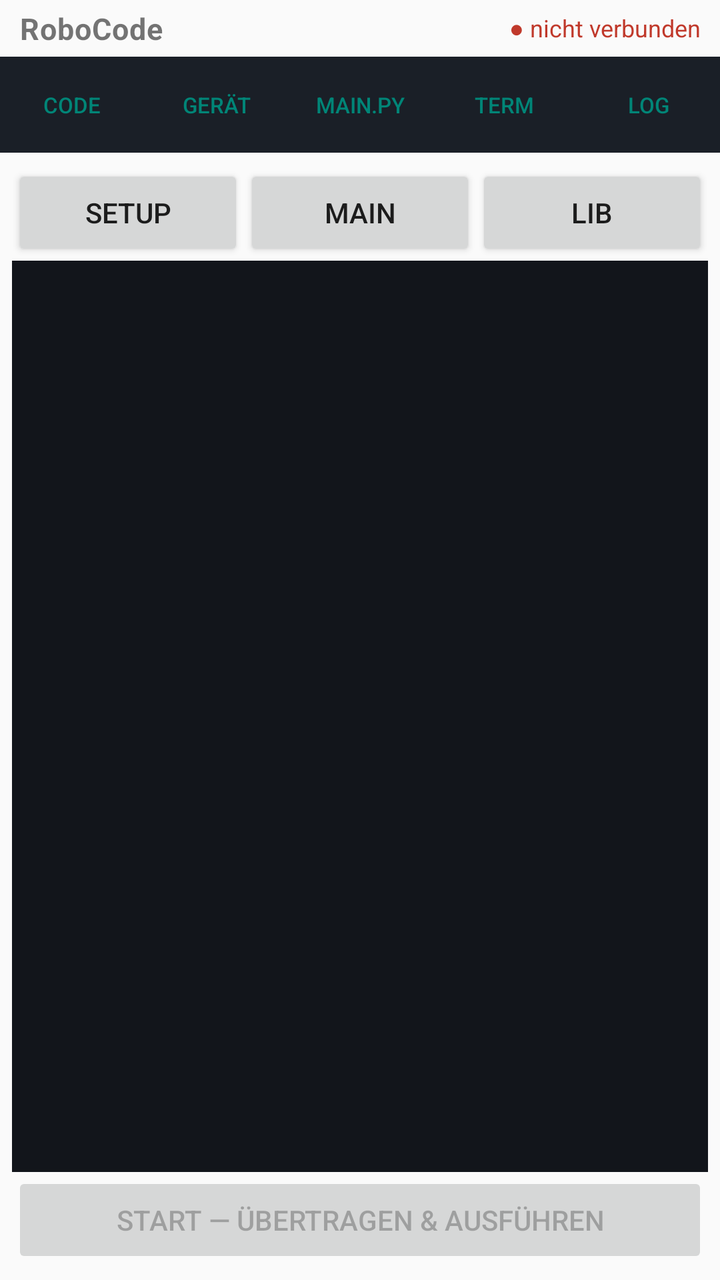
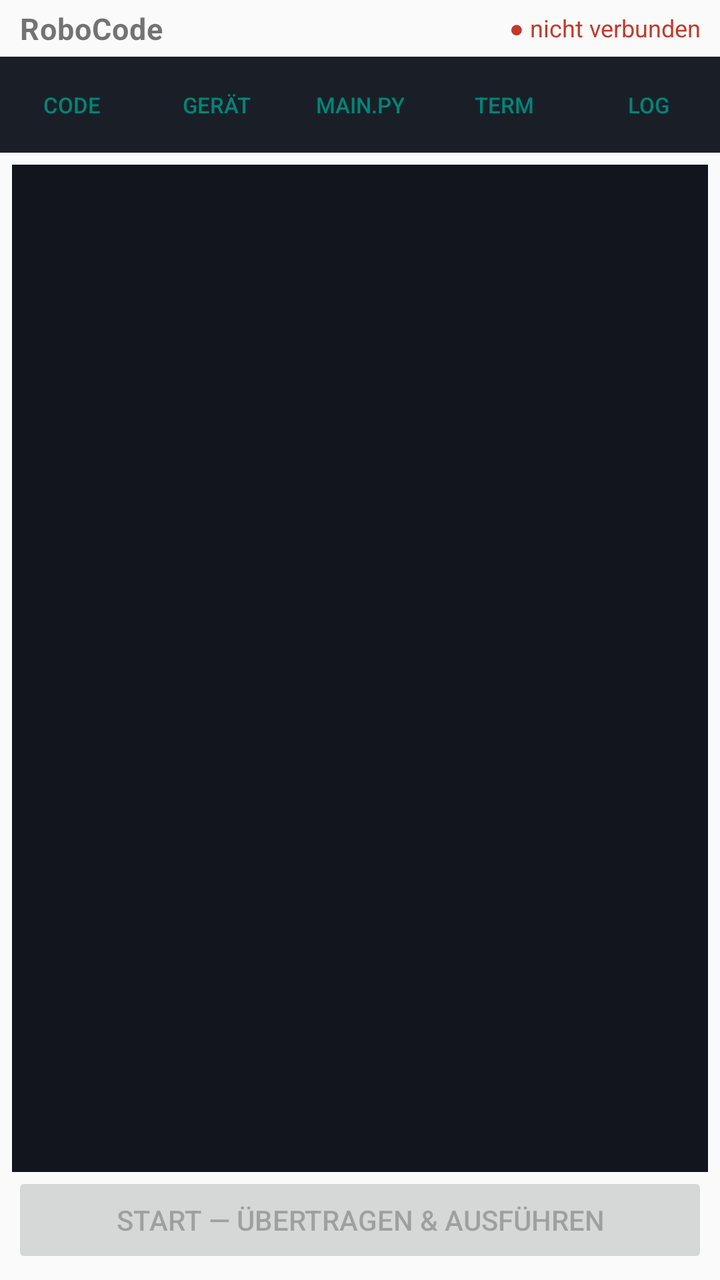

Screens rendered from an Android XML layout before and after an edit, with the pre-edit source and the edit as a unified diff.
<!-- AndroidManifest.xml: application theme Theme.AppCompat.DayNight -->
<!-- res/layout/activity_main.xml -->
<?xml version="1.0" encoding="utf-8"?>
<LinearLayout xmlns:android="http://schemas.android.com/apk/res/android"
    android:layout_width="match_parent"
    android:layout_height="match_parent"
    android:orientation="vertical">

    
    <LinearLayout
        android:layout_width="match_parent"
        android:layout_height="wrap_content"
        android:orientation="horizontal"
        android:gravity="center_vertical"
        android:paddingStart="10dp"
        android:paddingEnd="10dp"
        android:paddingTop="4dp"
        android:paddingBottom="4dp">

        <TextView
            android:layout_width="wrap_content"
            android:layout_height="wrap_content"
            android:text="RoboCode"
            android:textSize="15sp"
            android:textStyle="bold"
            android:letterSpacing="0.02" />

        <TextView android:id="@+id/txtStatus"
            android:layout_width="0dp"
            android:layout_weight="1"
            android:layout_height="wrap_content"
            android:gravity="end"
            android:textSize="12sp"
            android:text="● nicht verbunden"
            android:textColor="#c0392b" />
    </LinearLayout>

    
    <LinearLayout
        android:layout_width="match_parent"
        android:layout_height="wrap_content"
        android:orientation="horizontal"
        android:background="#1a1f27">

        <Button android:id="@+id/navCode" style="?android:attr/buttonBarButtonStyle"
            android:layout_width="0dp" android:layout_weight="1" android:layout_height="wrap_content"
            android:text="Code" android:textSize="11sp" android:padding="2dp" android:singleLine="true" />
        <Button android:id="@+id/navDevice" style="?android:attr/buttonBarButtonStyle"
            android:layout_width="0dp" android:layout_weight="1" android:layout_height="wrap_content"
            android:text="Gerät" android:textSize="11sp" android:padding="2dp" android:singleLine="true" />
        <Button android:id="@+id/navMain" style="?android:attr/buttonBarButtonStyle"
            android:layout_width="0dp" android:layout_weight="1" android:layout_height="wrap_content"
            android:text="main.py" android:textSize="11sp" android:padding="2dp" android:singleLine="true" />
        <Button android:id="@+id/navTerminal" style="?android:attr/buttonBarButtonStyle"
            android:layout_width="0dp" android:layout_weight="1" android:layout_height="wrap_content"
            android:text="Term" android:textSize="11sp" android:padding="2dp" android:singleLine="true" />
        <Button android:id="@+id/navLog" style="?android:attr/buttonBarButtonStyle"
            android:layout_width="0dp" android:layout_weight="1" android:layout_height="wrap_content"
            android:text="Log" android:textSize="11sp" android:padding="2dp" android:singleLine="true" />
    </LinearLayout>

    
    <LinearLayout android:id="@+id/panelCode"
        android:layout_width="match_parent"
        android:layout_height="0dp"
        android:layout_weight="1"
        android:orientation="vertical"
        android:padding="6dp">

        <LinearLayout android:layout_width="match_parent" android:layout_height="wrap_content"
            android:orientation="horizontal">
            <Button android:id="@+id/tabSetup" style="?android:attr/buttonStyleSmall"
                android:layout_width="0dp" android:layout_weight="1" android:layout_height="wrap_content"
                android:text="SETUP" />
            <Button android:id="@+id/tabMain" style="?android:attr/buttonStyleSmall"
                android:layout_width="0dp" android:layout_weight="1" android:layout_height="wrap_content"
                android:text="MAIN" />
            <Button android:id="@+id/tabLib" style="?android:attr/buttonStyleSmall"
                android:layout_width="0dp" android:layout_weight="1" android:layout_height="wrap_content"
                android:text="LIB" />
        </LinearLayout>

        <HorizontalScrollView android:layout_width="match_parent" android:layout_height="wrap_content">
            <LinearLayout android:id="@+id/palette"
                android:layout_width="wrap_content" android:layout_height="wrap_content"
                android:orientation="horizontal" />
        </HorizontalScrollView>

        <EditText android:id="@+id/editor"
            android:layout_width="match_parent" android:layout_height="0dp" android:layout_weight="1"
            android:gravity="top|start"
            android:inputType="textMultiLine|textNoSuggestions"
            android:fontFamily="monospace" android:textSize="13sp"
            android:importantForAutofill="no"
            android:background="#12151b" android:textColor="#e6e9ef" android:padding="6dp" />

        <Button android:id="@+id/btnStart"
            android:layout_width="match_parent" android:layout_height="wrap_content"
            android:text="Start — übertragen &amp; ausführen" android:enabled="false" />
    </LinearLayout>

    
    <LinearLayout android:id="@+id/panelDevice"
        android:layout_width="match_parent"
        android:layout_height="0dp"
        android:layout_weight="1"
        android:orientation="vertical"
        android:padding="12dp"
        android:visibility="gone">

        <TextView android:id="@+id/txtDeviceInfo"
            android:layout_width="match_parent" android:layout_height="wrap_content"
            android:textSize="14sp" android:paddingBottom="10dp"
            android:text="Noch nicht verbunden." />

        <Button android:id="@+id/btnConnect"
            android:layout_width="match_parent" android:layout_height="wrap_content"
            android:text="Verbinden &amp; prüfen" />
        <Button android:id="@+id/btnInstall"
            android:layout_width="match_parent" android:layout_height="wrap_content"
            android:text="MicroPython installieren" android:enabled="false" />

        <LinearLayout android:layout_width="match_parent" android:layout_height="wrap_content"
            android:orientation="horizontal" android:gravity="center_vertical" android:paddingTop="10dp">
            <TextView android:layout_width="wrap_content" android:layout_height="wrap_content"
                android:text="Board (autom.):" android:paddingEnd="6dp" />
            <Spinner android:id="@+id/spinnerBoard"
                android:layout_width="0dp" android:layout_weight="1" android:layout_height="wrap_content" />
        </LinearLayout>

        <TextView android:layout_width="match_parent" android:layout_height="wrap_content"
            android:textSize="11sp" android:textColor="#8a93a2" android:paddingTop="10dp"
            android:text="Zum Installieren den ESP32 per BOOT/EN in den Download-Modus bringen (die App sagt es an). Das Board wird beim Verbinden automatisch erkannt; der Regler ist nur zur Korrektur." />

        <Button android:id="@+id/btnInfo" style="?android:attr/buttonStyleSmall"
            android:layout_width="wrap_content" android:layout_height="wrap_content"
            android:layout_marginTop="16dp"
            android:text="ℹ Info &amp; Lizenzen" />
    </LinearLayout>

    
    <LinearLayout android:id="@+id/panelMain"
        android:layout_width="match_parent"
        android:layout_height="0dp"
        android:layout_weight="1"
        android:orientation="vertical"
        android:padding="6dp"
        android:visibility="gone">

        <LinearLayout android:layout_width="match_parent" android:layout_height="wrap_content"
            android:orientation="horizontal" android:gravity="end">
            <Button android:id="@+id/btnCopyMain" style="?android:attr/buttonStyleSmall"
                android:layout_width="wrap_content" android:layout_height="wrap_content" android:text="Kopieren" />
            <Button android:id="@+id/btnDownloadMain" style="?android:attr/buttonStyleSmall"
                android:layout_width="wrap_content" android:layout_height="wrap_content" android:text="⤓ speichern" />
        </LinearLayout>
        <ScrollView android:layout_width="match_parent" android:layout_height="0dp" android:layout_weight="1">
            <TextView android:id="@+id/mainPyView"
                android:layout_width="match_parent" android:layout_height="wrap_content"
                android:fontFamily="monospace" android:textSize="11sp" android:padding="6dp"
                android:background="#12151b" android:textColor="#e6e9ef" android:textIsSelectable="true" />
        </ScrollView>
    </LinearLayout>

    
    <LinearLayout android:id="@+id/panelTerminal"
        android:layout_width="match_parent"
        android:layout_height="0dp"
        android:layout_weight="1"
        android:orientation="vertical"
        android:padding="6dp"
        android:visibility="gone">

        <LinearLayout android:layout_width="match_parent" android:layout_height="wrap_content"
            android:orientation="horizontal" android:gravity="center_vertical">
            <TextView android:layout_width="0dp" android:layout_weight="1" android:layout_height="wrap_content"
                android:text="Terminal — serielle Ein-/Ausgabe" android:textSize="11sp" android:textColor="#8a93a2" />
            <Button android:id="@+id/btnTerminalStop" style="?android:attr/buttonStyleSmall"
                android:layout_width="wrap_content" android:layout_height="wrap_content" android:text="Stop" />
            <Button android:id="@+id/btnTerminalClear" style="?android:attr/buttonStyleSmall"
                android:layout_width="wrap_content" android:layout_height="wrap_content" android:text="leeren" />
        </LinearLayout>

        
        <ScrollView android:id="@+id/terminalInScroll"
            android:layout_width="match_parent" android:layout_height="0dp" android:layout_weight="1"
            android:background="#12151b">
            <TextView android:id="@+id/terminalIn"
                android:layout_width="match_parent" android:layout_height="wrap_content"
                android:fontFamily="monospace" android:textSize="12sp" android:padding="6dp"
                android:textColor="#9be7a0" android:textIsSelectable="true" />
        </ScrollView>

        
        <LinearLayout android:layout_width="match_parent" android:layout_height="wrap_content"
            android:orientation="horizontal" android:gravity="center_vertical" android:paddingTop="4dp">
            <EditText android:id="@+id/terminalOut"
                android:layout_width="0dp" android:layout_weight="1" android:layout_height="wrap_content"
                android:hint="Zeile senden…" android:singleLine="true"
                android:inputType="text|textNoSuggestions"
                android:imeOptions="actionSend"
                android:fontFamily="monospace" android:textSize="13sp"
                android:importantForAutofill="no" />
            <Button android:id="@+id/btnTerminalSend" style="?android:attr/buttonStyleSmall"
                android:layout_width="wrap_content" android:layout_height="wrap_content" android:text="Senden" />
        </LinearLayout>
    </LinearLayout>

    
    <LinearLayout android:id="@+id/panelLog"
        android:layout_width="match_parent"
        android:layout_height="0dp"
        android:layout_weight="1"
        android:orientation="vertical"
        android:padding="6dp"
        android:visibility="gone">

        <Button android:id="@+id/btnClearLog" style="?android:attr/buttonStyleSmall"
            android:layout_width="wrap_content" android:layout_height="wrap_content"
            android:text="Log leeren" android:layout_gravity="end" />
        <ScrollView android:id="@+id/logScroll"
            android:layout_width="match_parent" android:layout_height="0dp" android:layout_weight="1">
            <TextView android:id="@+id/log"
                android:layout_width="match_parent" android:layout_height="wrap_content"
                android:fontFamily="monospace" android:textSize="12sp" android:padding="4dp"
                android:textIsSelectable="true" />
        </ScrollView>
    </LinearLayout>
</LinearLayout>
<!-- resources referenced by this layout -->
<resources>

</resources>

<!-- the commit's change to res/layout/activity_main.xml (unified diff, before → after) -->
@@ -65,8 +65,10 @@
         android:orientation="vertical"
         android:padding="6dp">
 
-        <LinearLayout android:layout_width="match_parent" android:layout_height="wrap_content"
-            android:orientation="horizontal">
+        
+        <LinearLayout android:id="@+id/tabRow"
+            android:layout_width="match_parent" android:layout_height="wrap_content"
+            android:orientation="horizontal" android:visibility="gone">
             <Button android:id="@+id/tabSetup" style="?android:attr/buttonStyleSmall"
                 android:layout_width="0dp" android:layout_weight="1" android:layout_height="wrap_content"
                 android:text="SETUP" />
@@ -78,10 +80,20 @@
                 android:text="LIB" />
         </LinearLayout>
 
-        <HorizontalScrollView android:layout_width="match_parent" android:layout_height="wrap_content">
+        
+        <HorizontalScrollView android:layout_width="match_parent" android:layout_height="wrap_content"
+            android:scrollbars="none">
             <LinearLayout android:id="@+id/palette"
                 android:layout_width="wrap_content" android:layout_height="wrap_content"
                 android:orientation="horizontal" />
+        </HorizontalScrollView>
+        
+        <HorizontalScrollView android:layout_width="match_parent" android:layout_height="wrap_content"
+            android:scrollbars="none">
+            <LinearLayout android:id="@+id/paletteSub"
+                android:layout_width="wrap_content" android:layout_height="wrap_content"
+                android:gravity="center_vertical"
+                android:orientation="horizontal" android:visibility="gone" />
         </HorizontalScrollView>
 
         <EditText android:id="@+id/editor"
